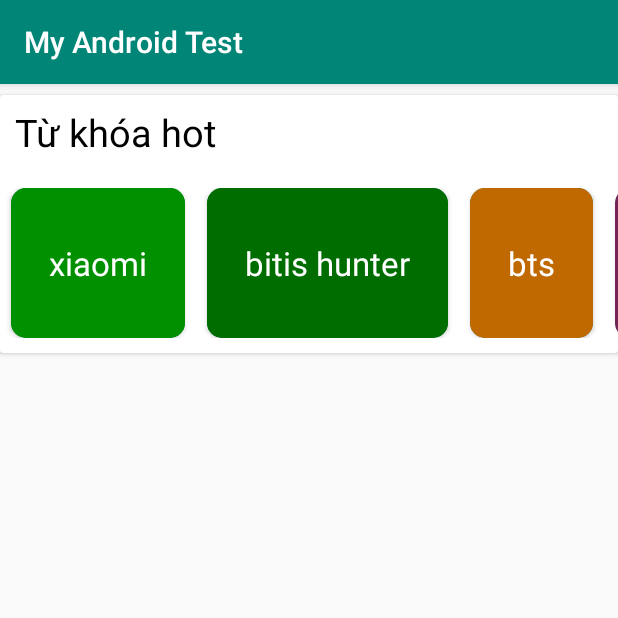
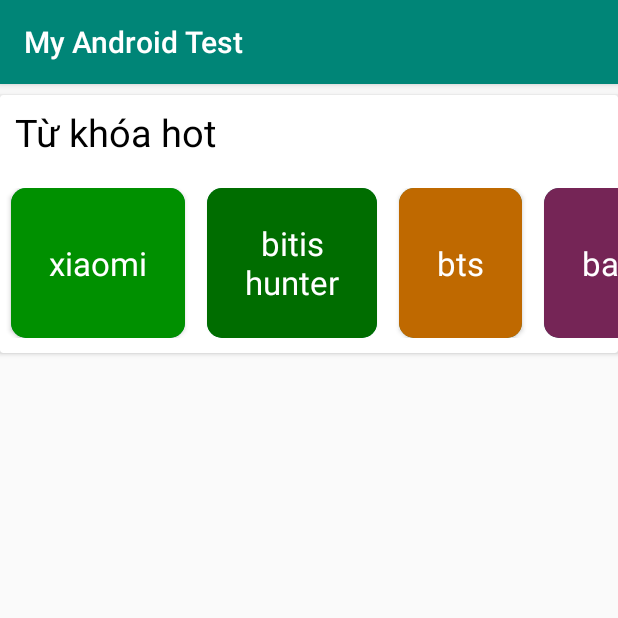
Before and after one commit to TaiBK15/Horizontal-RecyclerView, an Android app: the screen it shows after launch (MainActivity), on a phone screen of 412 x 824 dp, the top half of it. Run offline under Robolectric (Android 15) with nearby library versions, the phone set to English and light mode, and no system bars.

```diff
--- a/MyAndroidTest/app/src/main/java/com/example/myandroidtest/MainActivity.java
+++ b/MyAndroidTest/app/src/main/java/com/example/myandroidtest/MainActivity.java
@@ -8,7 +8,6 @@ import android.util.Log;
 
 import org.json.JSONArray;
 import org.json.JSONException;
-import org.json.JSONObject;
 
 import java.io.IOException;
 import java.io.InputStream;
@@ -19,6 +18,7 @@ public class MainActivity extends AppCompatActivity {
     private MyRecyclerViewAdapter mAdapter;
     private ArrayList<String> mKeyword;
     private final String TAG = "MainActivity";
+    private char c;
 
     @Override
     protected void onCreate(Bundle savedInstanceState) {
@@ -37,10 +37,12 @@ public class MainActivity extends AppCompatActivity {
      * Generate keywords for items from local json file
      */
     private void createKeyword(){
+        String correctKeyword = null;
         try {
             JSONArray m_jArr = new JSONArray(loadJSONFromAsset());
             for (int i = 0; i <= m_jArr.length(); i++){
-                mKeyword.add(m_jArr.getString(i));
+                correctKeyword = processKeyword(m_jArr.getString(i));
+                mKeyword.add(correctKeyword);
             }
         } catch (JSONException e) {
             e.printStackTrace();
@@ -66,4 +68,52 @@ public class MainActivity extends AppCompatActivity {
         }
         return json;
     }
+
+    /**
+     * Separate string into 2 sub strings (if need)
+     * Require: Difference between length of 2 sub strings is minimum
+     * Add character new line into string "\n" to separate
+     */
+    private String processKeyword(String inputKeyword){
+        int len = inputKeyword.length(),
+            lenSub1 = 0,
+            lenSub2 = 0,
+            posLine = 0,
+            minDiff = len;
+        //Count words from String
+        String[] words = inputKeyword.split(" ");
+        if(words.length == 1)
+            return inputKeyword;
+        else if(words.length == 2)
+            return inputKeyword.replace(" ", "\n");
+        else{
+            for (String word : words){
+                Log.d(TAG + "word", word);
+                lenSub1 = lenSub1 + word.length();
+                lenSub2 = len - lenSub1 - 1; //Remove space between 2 sub strings
+                if(Math.abs(lenSub1 - lenSub2) <= minDiff){
+                    minDiff = Math.abs(lenSub1 - lenSub2);
+                    //Add amount of space between words
+                    //Get position to replace character new line '\n'
+                    posLine = lenSub1++;
+                }
+                else
+                    return replaceCharAtIndex(inputKeyword, posLine, '\n');
+            }
+            return inputKeyword;
+        }
+
+    }
+
+    /**
+     * Replace character at specific index in String
+     * @param oldString
+     * @param pos
+     * @param c
+     * @return
+     */
+    private String replaceCharAtIndex(String oldString, int pos, char c){
+        String newString = oldString.substring(0, pos) + c + oldString.substring(pos+1);
+        return  newString;
+    }
 }
--- a/MyAndroidTest/app/src/main/res/layout/recylerview_keyword_item.xml
+++ b/MyAndroidTest/app/src/main/res/layout/recylerview_keyword_item.xml
@@ -17,14 +17,16 @@
             android:id="@+id/ln_keyword_item"
             android:layout_width="match_parent"
             android:layout_height="@dimen/keyword_item_high_size"
-            android:padding="@dimen/padding_25"
+            android:paddingLeft="@dimen/padding_25"
+            android:paddingRight="@dimen/padding_25"
             android:gravity="center">
             <TextView
                 android:id="@+id/tvKeyword"
                 android:layout_width="wrap_content"
                 android:layout_height="wrap_content"
                 android:textSize="@dimen/text_size_20"
-                android:textColor="@color/colorTextKeywordItem"/>
+                android:textColor="@color/colorTextKeywordItem"
+                android:textAlignment="center"/>
         </LinearLayout>
 
     </android.support.v7.widget.CardView>
```
Also changed, not shown: MyAndroidTest/app/src/main/assets/ideal_keywords.json (added, +22 -0 lines).
